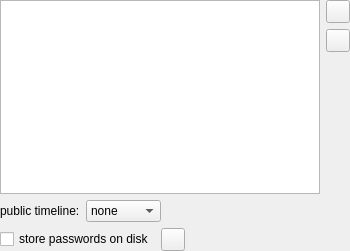
Above: qtwitter-app/src/accounts/accounts.ui from ayoy/qtwitter before the change. Below: the same form after it.
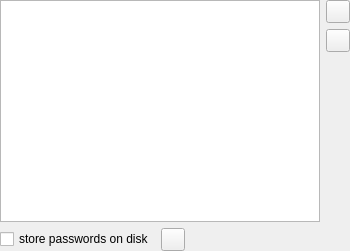
That is the form after the change. Icons and pictures are not drawn. Custom widgets are drawn as their Qt base class.

Commit message: Removed public timeline from the application, leaving it only in twitterapi library. Some refactoring in StatusModel, Core and Settings. Provided Esc key functionality for deselecting selected status - needs attention, because the selection is regenerated after showing the window again. [#53 state:resolved]

What changed in the file:
```diff
--- a/qtwitter-app/src/accounts/accounts.ui
+++ b/qtwitter-app/src/accounts/accounts.ui
@@ -53,54 +53,6 @@
        </property>
       </widget>
      </item>
-     <item>
-      <layout class="QHBoxLayout" name="horizontalLayout">
-       <item>
-        <widget class="QLabel" name="publicTimelineLabel">
-         <property name="text">
-          <string>public timeline:</string>
-         </property>
-        </widget>
-       </item>
-       <item>
-        <widget class="QComboBox" name="publicTimelineComboBox">
-         <item>
-          <property name="text">
-           <string>none</string>
-          </property>
-         </item>
-         <item>
-          <property name="text">
-           <string>Twitter</string>
-          </property>
-         </item>
-         <item>
-          <property name="text">
-           <string>Identi.ca</string>
-          </property>
-         </item>
-         <item>
-          <property name="text">
-           <string>both</string>
-          </property>
-         </item>
-        </widget>
-       </item>
-       <item>
-        <spacer name="horizontalSpacer">
-         <property name="orientation">
-          <enum>Qt::Horizontal</enum>
-         </property>
-         <property name="sizeHint" stdset="0">
-          <size>
-           <width>40</width>
-           <height>20</height>
-          </size>
-         </property>
-        </spacer>
-       </item>
-      </layout>
-     </item>
      <item>
       <layout class="QHBoxLayout" name="horizontalLayout_2">
        <property name="spacing">
```
Left out of the diff: 1 changed line with no effect on the pictures. The commit also changes 19 other files.
